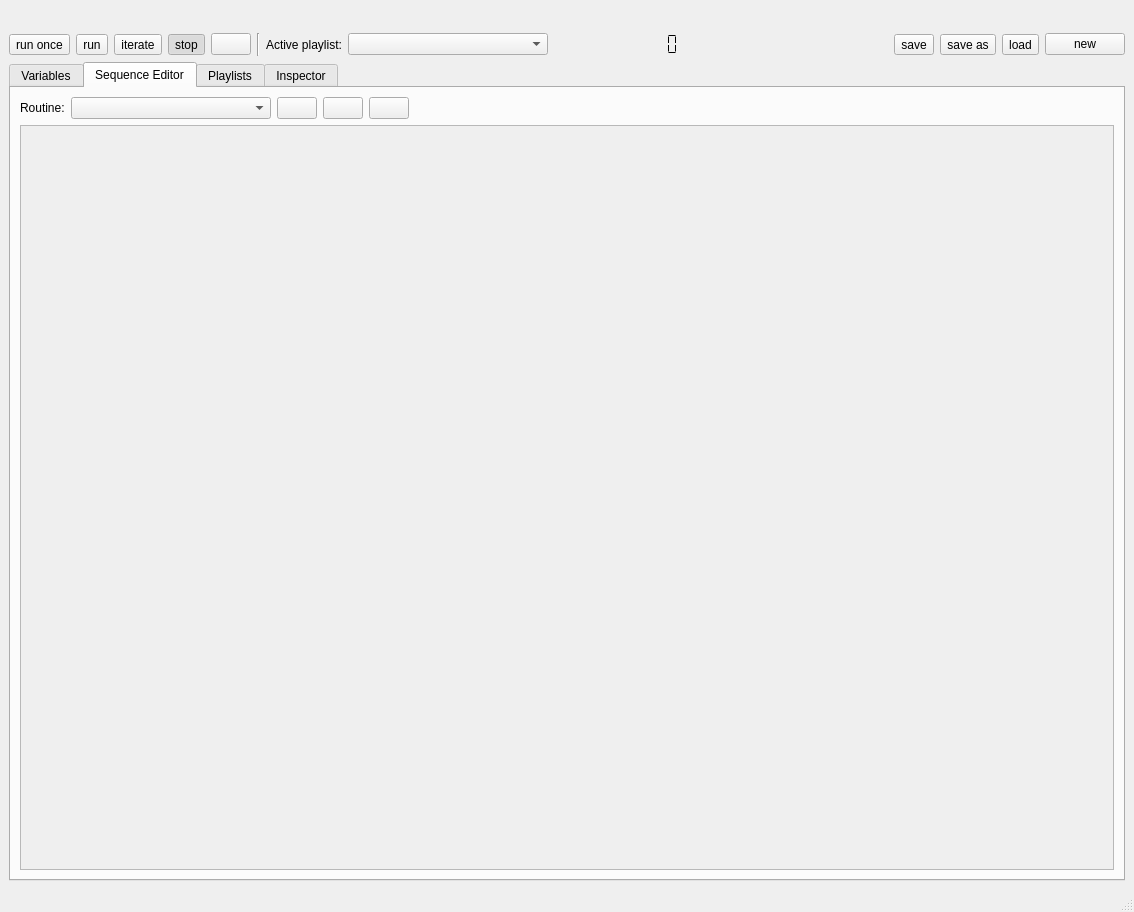
Before: the Qt Designer form uis/control-system.ui in AlbertHdz4/qplayer, drawn with Qt 5.
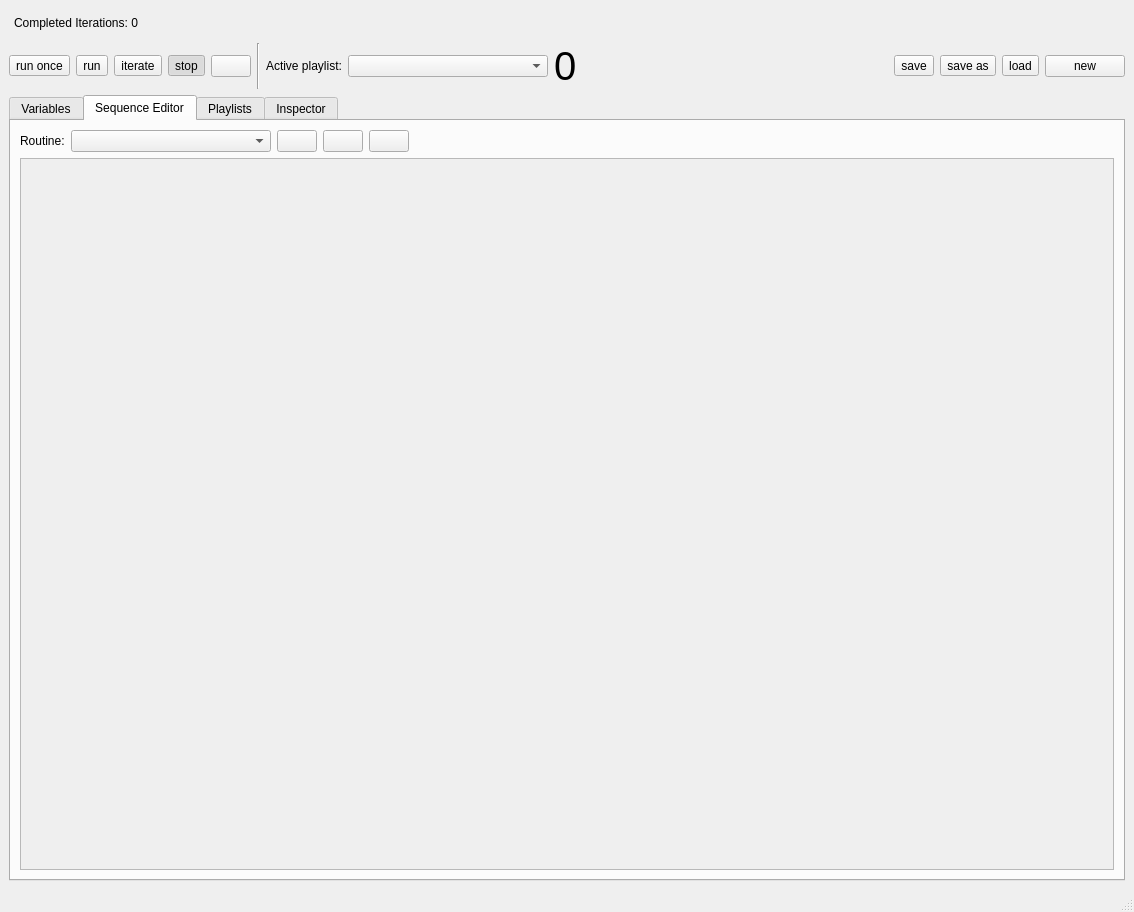
After: the same form once the commit is applied. The open tabs and pages were chosen to show the change. Icons and pictures are not drawn.

Commit message: Added completed iterations display

What changed in the file:
```diff
--- a/uis/control-system.ui
+++ b/uis/control-system.ui
@@ -16,6 +16,30 @@
   <widget class="QWidget" name="centralwidget">
    <layout class="QVBoxLayout" name="verticalLayout_2">
     <item>
+     <layout class="QHBoxLayout" name="horizontalLayout_9">
+      <property name="leftMargin">
+       <number>5</number>
+      </property>
+      <property name="topMargin">
+       <number>5</number>
+      </property>
+      <property name="rightMargin">
+       <number>5</number>
+      </property>
+      <property name="bottomMargin">
+       <number>5</number>
+      </property>
+      <item>
+       <widget class="QLabel" name="completed_iterations_label">
+        <property name="text">
+         <string>Completed Iterations: 0</string>
+        </property>
+        <property name="textInteractionFlags">
+         <set>Qt::NoTextInteraction</set>
+        </property>
+       </widget>
+      </item>
+      <item>
      <widget class="QLabel" name="filename_label">
       <property name="font">
        <font>
@@ -38,6 +62,8 @@
       </property>
      </widget>
     </item>
+     </layout>
+    </item>
     <item>
      <layout class="QHBoxLayout" name="horizontalLayout">
       <item>
@@ -199,24 +225,19 @@
        </widget>
       </item>
       <item>
-       <widget class="QLCDNumber" name="run_number_lcd">
-        <property name="minimumSize">
-         <size>
-          <width>180</width>
-          <height>0</height>
-         </size>
+       <widget class="QLabel" name="run_number_label">
+        <property name="font">
+         <font>
+          <pointsize>30</pointsize>
+          <weight>50</weight>
+          <bold>false</bold>
+         </font>
         </property>
-        <property name="frameShape">
-         <enum>QFrame::NoFrame</enum>
+        <property name="text">
+         <string>0</string>
         </property>
-        <property name="smallDecimalPoint">
-         <bool>true</bool>
-        </property>
-        <property name="digitCount">
-         <number>6</number>
-        </property>
-        <property name="segmentStyle">
-         <enum>QLCDNumber::Flat</enum>
+        <property name="textInteractionFlags">
+         <set>Qt::TextSelectableByKeyboard|Qt::TextSelectableByMouse</set>
         </property>
        </widget>
       </item>
@@ -629,7 +650,7 @@
              <x>0</x>
              <y>0</y>
              <width>1092</width>
-             <height>686</height>
+             <height>670</height>
             </rect>
            </property>
            <layout class="QVBoxLayout" name="verticalLayout_5"/>
```
Left out of the diff: 9 changed lines with no effect on the pictures. Lines whose indentation alone changed are shown as unchanged. The commit also changes 2 other files.
